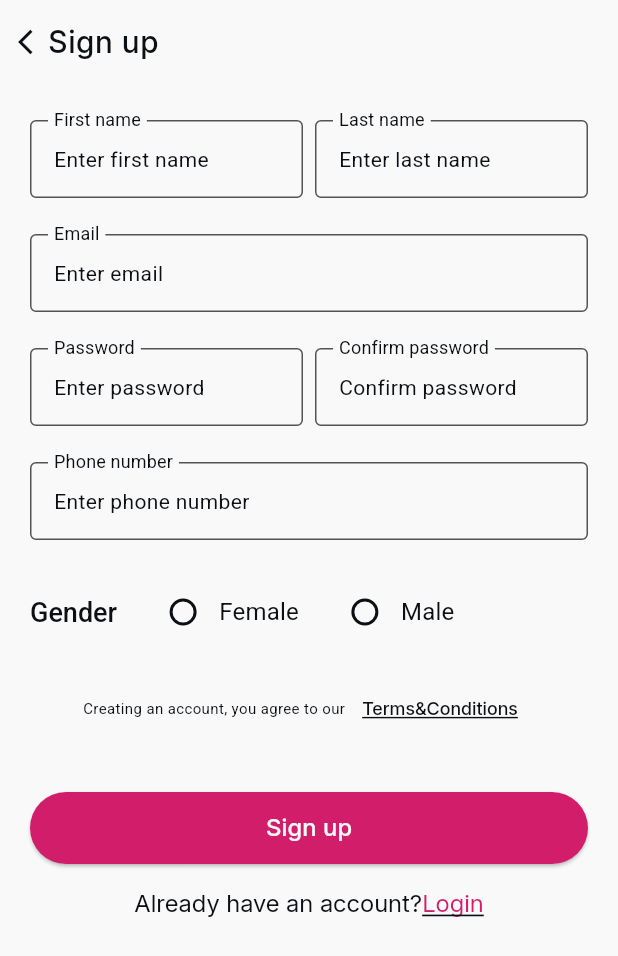
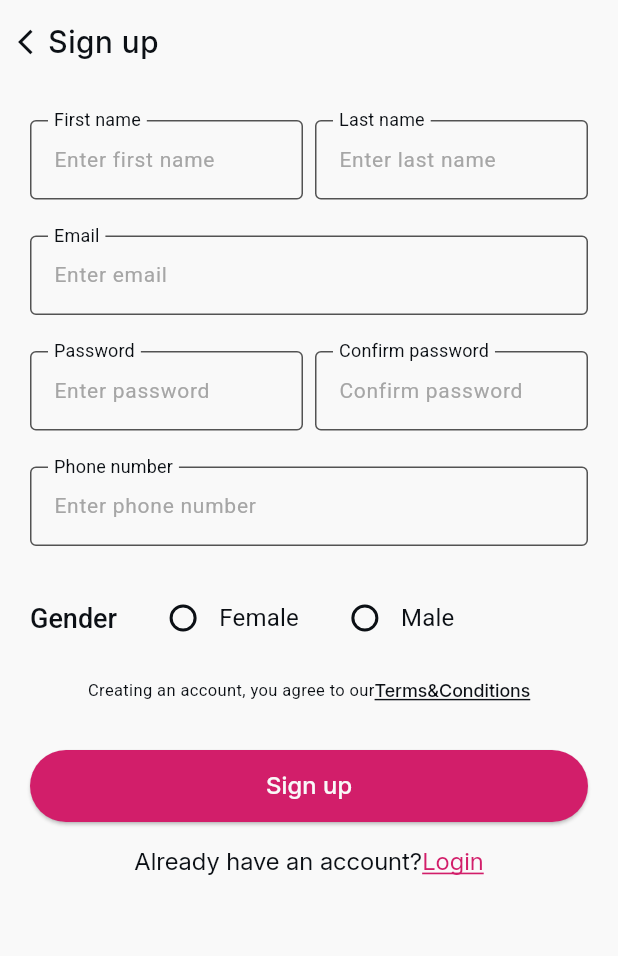
Before and after one commit to Eng-M0ataz/Flowery, a Flutter app: the screen it shows after launch, on a phone screen of 412 x 824 dp. Shown: the top 956 px of the screen. Run offline on Flutter 3.47's test engine with Material 3 defaults, Android fonts, the phone set to English and light mode, and no system bars; our stand-ins replace dio, easy_localization, flutter_bloc, flutter_secure_storage, get_it, injectable and 3 more; generated files the repository leaves out were written again.

Commit message:
refactor: Refactor sign-up request model and update localization keys
- Replaced SignUpRequestDto with SignUpRequestModel in API service and related files.
- Updated localization keys for gender labels, success messages, and form field labels.
- Enhanced the sign-up form to utilize new localization keys for better internationalization support.
- Removed deprecated SignUpRequestDto and its generated files.
- Improved error handling in ServerFailure class to extract error messages more effectively.
- Added new spacing constants for better layout management in the sign-up form.

```diff
--- a/lib/Feature/auth/api/client/api_service.dart
+++ b/lib/Feature/auth/api/client/api_service.dart
@@ -1,6 +1,6 @@
 import 'package:dio/dio.dart';
 import 'package:flower_e_commerce_app/Feature/auth/api/models/response/sign_up_response_dto.dart';
-import 'package:flower_e_commerce_app/Feature/auth/api/models/sign_up_request_dto.dart';
+import 'package:flower_e_commerce_app/Feature/auth/api/models/sign_up_request_model.dart';
 import 'package:flower_e_commerce_app/core/utils/Constants/api_constants.dart';
 import 'package:injectable/injectable.dart';
 import 'package:retrofit/error_logger.dart';
@@ -14,5 +14,5 @@ abstract class ApiServices {
   factory ApiServices(Dio dio) = _ApiServices;
 
   @POST(ApiConstants.signUp)
-  Future<SignUpResponseDto> signUp(@Body() SignUpRequestDto signUpRequest);
+  Future<SignUpResponseDto> signUp(@Body() SignUpRequestModel signUpRequest);
 }
--- a/lib/Feature/auth/api/dataSources/auth_remote_data_source_impl.dart
+++ b/lib/Feature/auth/api/dataSources/auth_remote_data_source_impl.dart
@@ -1,7 +1,7 @@
 import 'package:dio/dio.dart';
 import 'package:flower_e_commerce_app/Feature/auth/api/client/api_service.dart';
 import 'package:flower_e_commerce_app/Feature/auth/api/mapper/sign_up_response_dto_mapper.dart';
-import 'package:flower_e_commerce_app/Feature/auth/api/models/sign_up_request_dto.dart';
+import 'package:flower_e_commerce_app/Feature/auth/api/models/sign_up_request_model.dart';
 import 'package:flower_e_commerce_app/Feature/auth/data/dataSources/auth_remote_data_source.dart';
 import 'package:flower_e_commerce_app/Feature/auth/domain/entities/requestEntities/sign_up_request_entity.dart';
 import 'package:flower_e_commerce_app/Feature/auth/domain/entities/resposneEntities/sign_up_response_entity.dart';
@@ -20,8 +20,8 @@ class AuthRemoteDataSourceImpl implements AuthRemoteDataSource {
   Future<ApiResult<SignUpResponseEntity>> signup(
       SignUpRequestEntity signUpRequest) async {
     try {
-      var response =
-          await _apiServices.signUp(SignUpRequestDto.fromDomain(signUpRequest));
+      var response = await _apiServices
+          .signUp(SignUpRequestModel.fromDomain(signUpRequest));
       return ApiSuccessResult<SignUpResponseEntity>(data: response.toEntity());
     } on DioException catch (dioError) {
       final failure = ServerFailure.fromDioError(dioException: dioError);
--- a/lib/Feature/auth/presentation/pages/sign_up_screen.dart
+++ b/lib/Feature/auth/presentation/pages/sign_up_screen.dart
@@ -1,6 +1,5 @@
 import 'package:flower_e_commerce_app/Feature/auth/presentation/viewModel/viewModel/signup_view_model.dart';
 import 'package:flower_e_commerce_app/Feature/auth/presentation/widgets/signUp/form/sign_up_form.dart';
-import 'package:flower_e_commerce_app/core/Config/Theme/app_colors.dart';
 import 'package:flower_e_commerce_app/core/Di/di.dart';
 import 'package:flutter/material.dart';
 import 'package:flutter_bloc/flutter_bloc.dart';
--- a/lib/Feature/auth/presentation/widgets/signUp/build_email_field.dart
+++ b/lib/Feature/auth/presentation/widgets/signUp/build_email_field.dart
@@ -1,5 +1,6 @@
 import 'package:easy_localization/easy_localization.dart';
 import 'package:flower_e_commerce_app/core/Functions/validators.dart';
+import 'package:flower_e_commerce_app/core/localization/locale_keys.g.dart';
 import 'package:flutter/material.dart';
 
 class BuildEmailField extends StatelessWidget {
@@ -14,10 +15,10 @@ class BuildEmailField extends StatelessWidget {
       textInputAction: TextInputAction.next,
       autofillHints: const [AutofillHints.email],
       decoration: InputDecoration(
-        labelText: 'email_label'.tr(),
+        labelText: LocaleKeys.email_label.tr(),
         labelStyle: Theme.of(context).textTheme.titleMedium,
-        hintText: 'email_hint'.tr(),
-        hintStyle: Theme.of(context).textTheme.bodyMedium,
+        hintText: LocaleKeys.email_hint.tr(),
+
         floatingLabelBehavior: FloatingLabelBehavior.always,
       ),
       validator: Validations.validateEmail,
--- a/lib/Feature/auth/presentation/widgets/signUp/build_first_and_last_name_field.dart
+++ b/lib/Feature/auth/presentation/widgets/signUp/build_first_and_last_name_field.dart
@@ -1,5 +1,6 @@
 import 'package:easy_localization/easy_localization.dart';
 import 'package:flower_e_commerce_app/core/Functions/validators.dart';
+import 'package:flower_e_commerce_app/core/localization/locale_keys.g.dart';
 import 'package:flower_e_commerce_app/core/utils/Constants/sizes.dart';
 import 'package:flutter/material.dart';
 
@@ -24,10 +25,9 @@ class BuildFirstAndLastNameField extends StatelessWidget {
           textInputAction: TextInputAction.next,
           autofillHints: const [AutofillHints.name],
           decoration: InputDecoration(
-            labelText: 'first_name_label'.tr(),
+            labelText: LocaleKeys.first_name_label.tr(),
             labelStyle: Theme.of(context).textTheme.titleMedium,
-            hintStyle: Theme.of(context).textTheme.bodyMedium,
-            hintText: 'first_name_hint'.tr(),
+            hintText: LocaleKeys.first_name_hint.tr(),
             floatingLabelBehavior: FloatingLabelBehavior.always,
           ),
           validator: Validations.validateName,
@@ -41,9 +41,8 @@ class BuildFirstAndLastNameField extends StatelessWidget {
           autofillHints: const [AutofillHints.name],
           decoration: InputDecoration(
             labelStyle: Theme.of(context).textTheme.titleMedium,
-            hintStyle: Theme.of(context).textTheme.bodyMedium,
-            labelText: 'last_name_label'.tr(),
-            hintText: 'last_name_hint'.tr(),
+            labelText: LocaleKeys.last_name_label.tr(),
+            hintText: LocaleKeys.last_name_hint.tr(),
             floatingLabelBehavior: FloatingLabelBehavior.always,
           ),
           validator: Validations.validateName,
--- a/lib/Feature/auth/presentation/widgets/signUp/build_gender_filed.dart
+++ b/lib/Feature/auth/presentation/widgets/signUp/build_gender_filed.dart
@@ -1,5 +1,6 @@
 import 'package:easy_localization/easy_localization.dart';
 import 'package:flower_e_commerce_app/core/Config/Theme/app_colors.dart';
+import 'package:flower_e_commerce_app/core/localization/locale_keys.g.dart';
 import 'package:flower_e_commerce_app/core/utils/Constants/app_constants.dart';
 import 'package:flower_e_commerce_app/core/utils/Constants/sizes.dart';
 import 'package:flutter/material.dart';
@@ -26,7 +27,7 @@ class BuildGenderField extends StatelessWidget {
         GenderOption(
           value: AppConstants.female,
           groupValue: selectedGender,
-          label: AppConstants.female.tr(),
+          label: LocaleKeys.female_label.tr(),
           activeColor: AppColorsLight.pink,
           onChanged: onChanged,
         ),
@@ -34,7 +35,7 @@ class BuildGenderField extends StatelessWidget {
         GenderOption(
           value: AppConstants.male,
           groupValue: selectedGender,
-          label: AppConstants.male.tr(),
+          label: LocaleKeys.male_label.tr(),
           activeColor: AppColorsLight.blue[80]!,
           onChanged: onChanged,
         ),
--- a/lib/Feature/auth/presentation/widgets/signUp/build_navigation_text.dart
+++ b/lib/Feature/auth/presentation/widgets/signUp/build_navigation_text.dart
@@ -17,8 +17,7 @@ class BuildNavigationText extends StatelessWidget {
     return Row(
       mainAxisAlignment: MainAxisAlignment.center,
       children: [
-        Text(firstText,
-            style: Theme.of(context).textTheme.headlineLarge),
+        Text(firstText, style: Theme.of(context).textTheme.headlineLarge),
         TextButton(
           style: TextButton.styleFrom(
             padding: EdgeInsets.zero,
@@ -31,9 +30,10 @@ class BuildNavigationText extends StatelessWidget {
           child: Text(
             secondText,
             style: Theme.of(context).textTheme.headlineLarge!.copyWith(
-              decoration: TextDecoration.underline,
-              color: Theme.of(context).colorScheme.primary,
-            ),
+                  decoration: TextDecoration.underline,
+                  decorationColor: Theme.of(context).colorScheme.primary,
+                  color: Theme.of(context).colorScheme.primary,
+                ),
           ),
         ),
       ],
--- a/lib/Feature/auth/presentation/widgets/signUp/build_password_and_confirm_field.dart
+++ b/lib/Feature/auth/presentation/widgets/signUp/build_password_and_confirm_field.dart
@@ -1,5 +1,6 @@
 import 'package:easy_localization/easy_localization.dart';
 import 'package:flower_e_commerce_app/core/Functions/validators.dart';
+import 'package:flower_e_commerce_app/core/localization/locale_keys.g.dart';
 import 'package:flower_e_commerce_app/core/utils/Constants/sizes.dart';
 import 'package:flutter/material.dart';
 
@@ -24,10 +25,9 @@ class BuildPasswordAndConfirmField extends StatelessWidget {
           textInputAction: TextInputAction.next,
           autofillHints: const [AutofillHints.password],
           decoration: InputDecoration(
-            labelText: "password_label".tr(),
-            hintText: "password_hint".tr(),
+            labelText: LocaleKeys.password_label.tr(),
+            hintText: LocaleKeys.password_hint.tr(),
             labelStyle: Theme.of(context).textTheme.titleMedium,
-            hintStyle: Theme.of(context).textTheme.bodyMedium,
             floatingLabelBehavior: FloatingLabelBehavior.always,
           ),
           validator: Validations.validatePassword,
@@ -40,10 +40,9 @@ class BuildPasswordAndConfirmField extends StatelessWidget {
           textInputAction: TextInputAction.next,
           autofillHints: const [AutofillHints.password],
           decoration: InputDecoration(
-            labelText: "confirm_password_label".tr(),
-            hintText: "confirm_password_hint".tr(),
+            labelText: LocaleKeys.confirm_password_label.tr(),
+            hintText: LocaleKeys.confirm_password_hint.tr(),
             labelStyle: Theme.of(context).textTheme.titleMedium,
-            hintStyle: Theme.of(context).textTheme.bodyMedium,
             floatingLabelBehavior: FloatingLabelBehavior.always,
           ),
           validator: (val) =>
--- a/lib/Feature/auth/presentation/widgets/signUp/build_phone_field.dart
+++ b/lib/Feature/auth/presentation/widgets/signUp/build_phone_field.dart
@@ -1,5 +1,6 @@
 import 'package:easy_localization/easy_localization.dart';
 import 'package:flower_e_commerce_app/core/Functions/validators.dart';
+import 'package:flower_e_commerce_app/core/localization/locale_keys.g.dart';
 import 'package:flutter/material.dart';
 
 class BuildPhoneField extends StatelessWidget {
@@ -14,10 +15,9 @@ class BuildPhoneField extends StatelessWidget {
       textInputAction: TextInputAction.next,
       autofillHints: const [AutofillHints.telephoneNumber],
       decoration: InputDecoration(
-        labelText: "phone_number_label".tr(),
-        hintText: "phone_number_hint".tr(),
-        labelStyle:Theme.of(context).textTheme.titleMedium,
-        hintStyle: Theme.of(context).textTheme.bodyMedium,
+        labelText: LocaleKeys.phone_number_label.tr(),
+        hintText: LocaleKeys.phone_number_hint.tr(),
+        labelStyle: Theme.of(context).textTheme.titleMedium,
         floatingLabelBehavior: FloatingLabelBehavior.always,
       ),
       validator: Validations.validatePhoneNumber,
--- a/lib/Feature/auth/presentation/widgets/signUp/form/sign_up_form.dart
+++ b/lib/Feature/auth/presentation/widgets/signUp/form/sign_up_form.dart
@@ -9,9 +9,10 @@ import 'package:flower_e_commerce_app/Feature/auth/presentation/widgets/signUp/b
 import 'package:flower_e_commerce_app/Feature/auth/presentation/widgets/signUp/build_phone_field.dart';
 import 'package:flower_e_commerce_app/core/Config/Theme/app_theme.dart';
 import 'package:flower_e_commerce_app/core/Widgets/custom_app_bar.dart';
+import 'package:flower_e_commerce_app/core/helpers/routing_extensions.dart';
+import 'package:flower_e_commerce_app/core/localization/locale_keys.g.dart';
 import 'package:flower_e_commerce_app/core/utils/Constants/sizes.dart';
 import 'package:flower_e_commerce_app/core/utils/custom_elevated_button.dart';
-import 'package:flower_e_commerce_app/core/utils/dialog_utils.dart';
 import 'package:flower_e_commerce_app/core/helpers/dialogue_utils.dart';
 import 'package:flower_e_commerce_app/core/utils/Constants/app_routes.dart';
 
@@ -31,26 +32,23 @@ class _SignUpFormState extends State<SignUpForm> {
     return BlocConsumer<SignupViewModel, SignUpState>(
         listener: (context, state) {
       if (state.errorMessage != null && !state.isLoading) {
-        DialogUtils.showMessage(
+        DialogueUtils.showMessage(
           context: context,
           message: state.errorMessage!,
         );
       }
       if (state.isSuccess && !state.isLoading) {
-        DialogUtils.showMessage(
+        DialogueUtils.showMessage(
           context: context,
-          message: 'account_created_successfully'.tr(),
+          message: LocaleKeys.account_created_successfully.tr(),
+          title: LocaleKeys.success.tr(),
+          posActionName: LocaleKeys.ok.tr(),
+          posAction: () {
+            context.pushReplacementNamed(AppRoutes.signInRoute);
+          },
         );
 
-        // Clear form after success
         context.read<SignupViewModel>().clearForm();
-
-        // Navigate after showing success message
-        Future.delayed(const Duration(seconds: 2), () {
-          if (context.mounted) {
-            Navigator.pushReplacementNamed(context, AppRoutes.signInRoute);
-          }
-        });
       }
     }, builder: (context, state) {
       final viewModel = context.read<SignupViewModel>();
@@ -59,7 +57,7 @@ class _SignUpFormState extends State<SignUpForm> {
           appBar: AppBar(
             leadingWidth: AppSizes.appBarLeadingWidth,
             leading: CustomBackButton(
-              title: "sign_up".tr(),
+              title: LocaleKeys.sign_up.tr(),
             ),
           ),
           body: SafeArea(
@@ -79,43 +77,48 @@ class _SignUpFormState extends State<SignUpForm> {
                         secondNameController:
                             viewModel.signUpLastNameController,
                       ),
-                      const SizedBox(height: AppSizes.paddingLg_24),
+                      const SizedBox(height: AppSizes.spacingBetweenItems_24),
                       BuildEmailField(
                         controller: viewModel.signUpEmailController,
                       ),
-                      const SizedBox(height: AppSizes.paddingLg_24),
+                      const SizedBox(height: AppSizes.spacingBetweenItems_24),
                       BuildPasswordAndConfirmField(
                           passwordController:
                               viewModel.signUpPasswordController,
                           confirmController:
                               viewModel.signUpRePasswordController),
-                      const SizedBox(height: AppSizes.paddingLg_24),
+                      const SizedBox(height: AppSizes.spacingBetweenItems_24),
                       BuildPhoneField(
                         controller: viewModel.signUpPhoneController,
                       ),
-                      const SizedBox(height: AppSizes.paddingLg_24),
+                      const SizedBox(height: AppSizes.spacingBetweenItems_24),
                       BuildGenderField(
                           selectedGender: viewModel.selectedGender,
                           onChanged: (String gender) {
                             viewModel.updateGender(gender);
                             setState(() {});
                           }),
-                      const SizedBox(height: AppSizes.paddingMd_16),
+                      const SizedBox(height: AppSizes.spaceBetweenItems_16),
                       Row(
                         mainAxisAlignment: MainAxisAlignment.center,
                         children: [
                           Text(
-                            'create_account_prompt'.tr(),
+                            LocaleKeys.create_account_prompt.tr(),
                             style: AppThemeLight
                                 .lightTheme.textTheme.bodyMedium!
-                                .copyWith(fontSize: 10),
+                                .copyWith(fontSize: 11),
                           ),
                           TextButton(
+                            style: TextButton.styleFrom(
+                              padding: EdgeInsets.zero,
+                              minimumSize: const Size(0, 0),
+                              tapTargetSize: MaterialTapTargetSize.shrinkWrap,
+                            ),
                             onPressed: () {
                               // TODO: navigate to terms and conditions
                             },
                             child: Text(
-                              'terms_and_conditions'.tr(),
+                              LocaleKeys.terms_and_conditions.tr(),
                               style: AppThemeLight
                                   .lightTheme.textTheme.labelLarge!
                                   .copyWith(
@@ -125,20 +128,21 @@ class _SignUpFormState extends State<SignUpForm> {
                           ),
                         ],
                       ),
-                      const SizedBox(height: 32),
+                      const SizedBox(height: AppSizes.spacingBetweenItems_32),
                       CustomElevatedButton(
                         onPressed: state.isLoading
                             ? null
                             : () => viewModel.submitSignUpForm(),
                         isLoading: state.isLoading,
                         title: state.isLoading
-                            ? 'Loading...'
-                            : 'sign_up_title'.tr(),
+                            ? LocaleKeys.loading.tr()
+                            : LocaleKeys.sign_up_title.tr(),
                       ),
-                      const SizedBox(height: 16),
+                      const SizedBox(height: AppSizes.spacingBetweenItems_16),
                       BuildNavigationText(
-                          firstText: 'already_have_account_prompt'.tr(),
-                          secondText: 'login_title'.tr(),
+                          firstText:
+                              LocaleKeys.already_have_account_prompt.tr(),
+                          secondText: LocaleKeys.login_title.tr(),
                           routeName: AppRoutes.signInRoute)
                     ],
                   )),
@@ -149,5 +153,3 @@ class _SignUpFormState extends State<SignUpForm> {
     });
   }
 }
-/*
-;*/
--- a/lib/core/Config/Theme/app_theme.dart
+++ b/lib/core/Config/Theme/app_theme.dart
@@ -36,7 +36,7 @@ abstract class AppThemeLight {
       ),
       textButtonTheme: TextButtonThemeData(
         style: TextButton.styleFrom(
-          textStyle: TextStyle(
+          textStyle: const TextStyle(
             fontWeight: FontWeight.w500,
             fontSize: AppSizes.mdFont_16,
             fontFamily: AppFonts.inter,
@@ -45,7 +45,7 @@ abstract class AppThemeLight {
       ),
       inputDecorationTheme: InputDecorationTheme(
         floatingLabelBehavior: FloatingLabelBehavior.always,
-        errorStyle: TextStyle(
+        errorStyle: const TextStyle(
           fontWeight: FontWeight.w400,
           fontSize: AppSizes.xsFont_12,
           fontFamily: AppFonts.roboto,
@@ -57,7 +57,7 @@ abstract class AppThemeLight {
           fontFamily: AppFonts.roboto,
           color: AppColorsLight.white[70],
         ),
-        labelStyle: TextStyle(
+        labelStyle: const TextStyle(
           fontWeight: FontWeight.w400,
           fontSize: AppSizes.xsFont_12,
           fontFamily: AppFonts.roboto,
@@ -87,7 +87,7 @@ abstract class AppThemeLight {
       progressIndicatorTheme: ProgressIndicatorThemeData(
         color: AppColorsLight.pink[70],
       ),
-      textTheme: TextTheme(
+      textTheme: const TextTheme(
         bodySmall: TextStyle(
           fontWeight: FontWeight.w500,
           fontSize: AppSizes.xlFont_20,
@@ -123,13 +123,11 @@ abstract class AppThemeLight {
           fontSize: AppSizes.mdFont_16,
           fontFamily: AppFonts.roboto,
         ),
-
         titleLarge: TextStyle(
           fontWeight: FontWeight.w500,
           fontSize: AppSizes.lgFont_18,
           fontFamily: AppFonts.roboto,
         ),
-
         displayMedium: TextStyle(
           fontWeight: FontWeight.w400,
           fontSize: AppSizes.smFont_14,
--- a/lib/core/utils/Constants/sizes.dart
+++ b/lib/core/utils/Constants/sizes.dart
@@ -55,7 +55,10 @@ abstract class AppSizes {
   static const double spaceBetweenItems_4 = 4.0;
   static const double spaceBetweenItems_8 = 8.0;
   static const double spacingBetweenItems_10 = 12.0;
-  static const double spaceBetwwenItems_16 = 16.0;
+  static const double spacingBetweenItems_16 = 16.0;
+  static const double spacingBetweenItems_24 = 24.0;
+  static const double spacingBetweenItems_32 = 32.0;
+  static const double spaceBetweenItems_16 = 16.0;
 
   // Default Spacing Between Sections
 
```
Also changed, not shown: assets/translations/ar.json (+30 -15 lines), assets/translations/en.json (+6 -4 lines), lib/Feature/auth/api/models/sign_up_request_model.dart (renamed from lib/Feature/auth/api/models/sign_up_request_dto.dart, +8 -8 lines), lib/core/Errors/failure.dart (+2 -74 lines), lib/core/utils/dialog_utils.dart (deleted, +0 -82 lines), lib/Feature/auth/api/client/api_service.g.dart, lib/Feature/auth/api/models/sign_up_request_dto.g.dart (deleted), lib/core/localization/codegen_loader.g.dart, lib/core/localization/locale_keys.g.dart, 3 other files.
